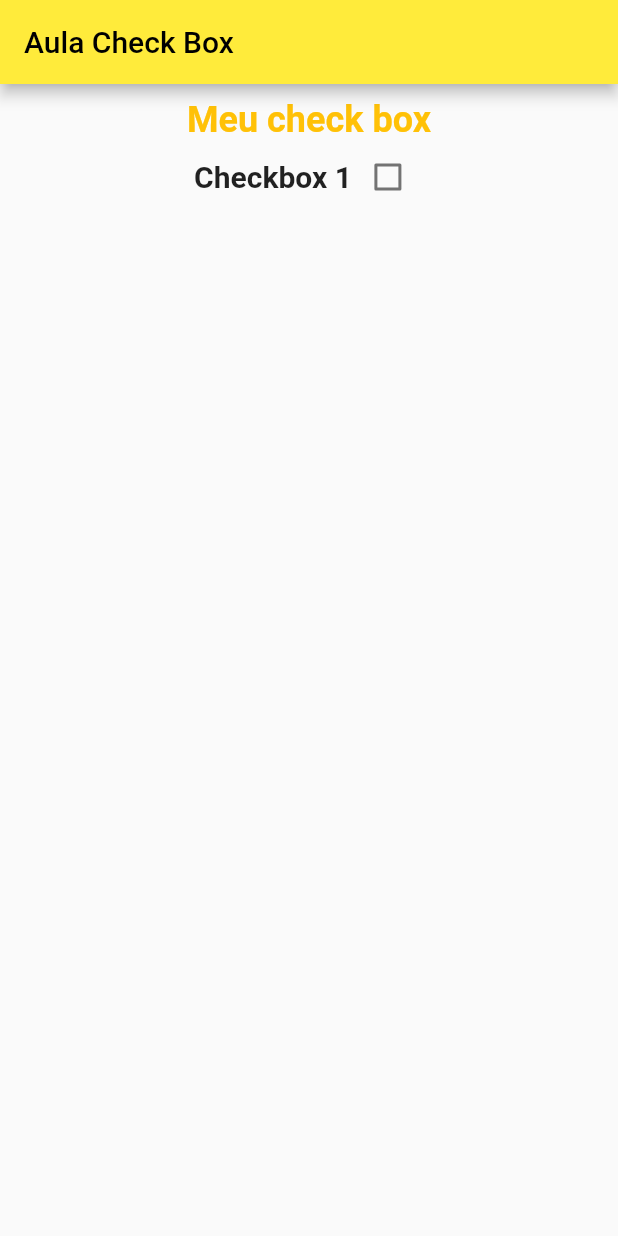
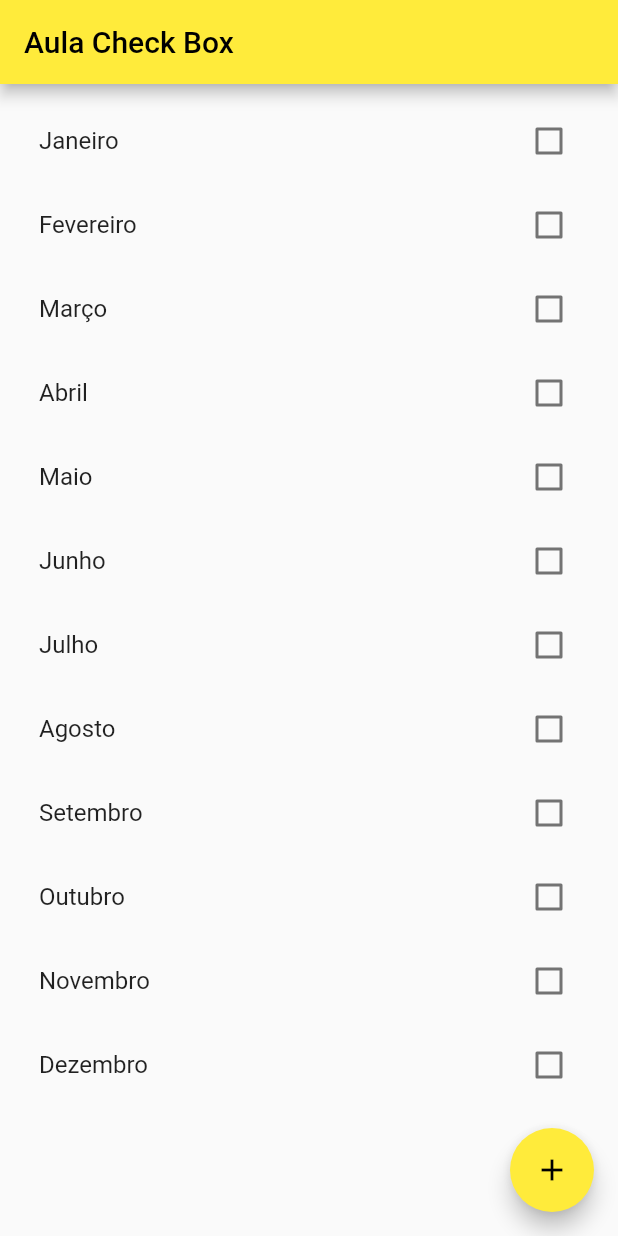
Before and after one commit to nikolasrailan/flutter-checkbox, a Flutter app: the screen it shows after launch, on a phone screen of 412 x 824 dp. Run offline on Flutter 3.47's test engine with Material 2 defaults, Android fonts, the phone set to English and light mode, and no system bars.

Commit message:
componente de check

```diff
--- /dev/null
+++ b/aula_check/lib/check_custom_widget.dart
@@ -0,0 +1,28 @@
+import 'package:aula_check/check_box_option.dart';
+import 'package:aula_check/check_custom_widget.dart';
+import 'package:flutter/material.dart';
+import 'package:aula_check/home.dart';
+
+class CheckboxCustomWidget extends StatefulWidget {
+  const CheckboxCustomWidget({super.key, required this.item});
+
+  final CheckBoxOption item;
+
+  @override
+  State<CheckboxCustomWidget> createState() => _CheckboxCustomWidget();
+}
+
+class _CheckboxCustomWidget extends State<CheckboxCustomWidget> {
+  @override
+  Widget build(BuildContext context) {
+    return CheckboxListTile(
+      title: Text(widget.item.title),
+      value: widget.item.checked,
+      onChanged: (value) {
+        setState(() {
+          widget.item.checked = value!;
+        });
+      },
+    );
+  }
+}
--- a/aula_check/lib/home.dart
+++ b/aula_check/lib/home.dart
@@ -1,3 +1,5 @@
+import 'package:aula_check/check_box_option.dart';
+import 'package:aula_check/check_custom_widget.dart';
 import 'package:flutter/material.dart';
 import 'package:aula_check/home.dart';
 
@@ -15,6 +17,21 @@ class _HomeState extends State<MyHomePage> {
 
   _HomeState();
 
+  final List<CheckBoxOption> months = [
+    CheckBoxOption(title: 'Janeiro'),
+    CheckBoxOption(title: 'Fevereiro'),
+    CheckBoxOption(title: 'Março'),
+    CheckBoxOption(title: 'Abril'),
+    CheckBoxOption(title: 'Maio'),
+    CheckBoxOption(title: 'Junho'),
+    CheckBoxOption(title: 'Julho'),
+    CheckBoxOption(title: 'Agosto'),
+    CheckBoxOption(title: 'Setembro'),
+    CheckBoxOption(title: 'Outubro'),
+    CheckBoxOption(title: 'Novembro'),
+    CheckBoxOption(title: 'Dezembro'),
+  ];
+
   @override
   Widget build(BuildContext context) {
     return Scaffold(
@@ -22,33 +39,19 @@ class _HomeState extends State<MyHomePage> {
         title: Text(widget.title),
       ),
       body: Container(
-          padding: const EdgeInsets.symmetric(horizontal: 10.0, vertical: 10),
-          child: Column(
-            children: <Widget>[
-              const Text('Meu check box',
-                  style: TextStyle(
-                      fontSize: 24,
-                      fontWeight: FontWeight.bold,
-                      color: Colors.amber)),
-              Row(
-                mainAxisSize: MainAxisSize.max,
-                mainAxisAlignment: MainAxisAlignment.center,
-                children: <Widget>[
-                  const Text(
-                    'Checkbox 1',
-                    style: TextStyle(fontSize: 20, fontWeight: FontWeight.bold),
+        padding: const EdgeInsets.symmetric(horizontal: 10, vertical: 10),
+        child: ListView.builder(
+            shrinkWrap: true,
+            physics: const NeverScrollableScrollPhysics(),
+            itemCount: months.length,
+            itemBuilder: (_, index) {
+              return CheckboxCustomWidget(item: months[index]);
+            }),
       ),
-                  Checkbox(
-                      value: cbIsSelected_1,
-                      onChanged: (value) {
-                        setState(() {
-                          cbIsSelected_1 = value!;
-                        });
-                      }),
-                ],
+      floatingActionButton: FloatingActionButton(
+        onPressed: () {},
+        child: const Icon(Icons.add),
       ),
-            ],
-          ),
-        ));
+    );
   }
 }
```
Lines whose indentation alone changed are shown as unchanged.
